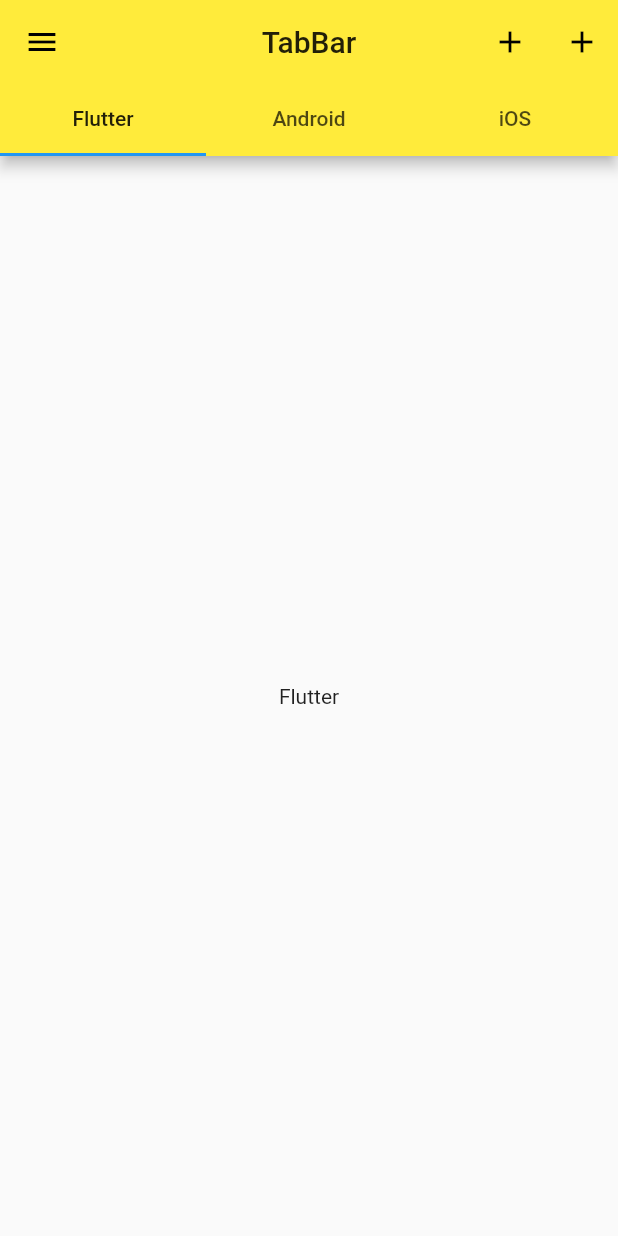
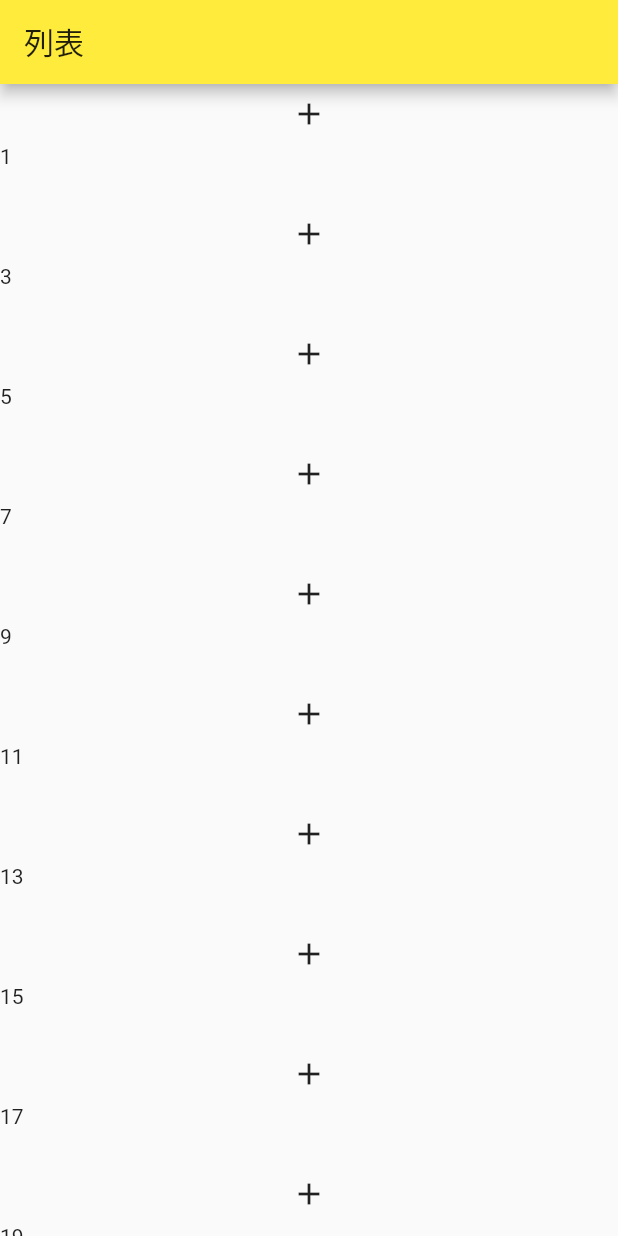
Before and after one commit to abuzzworld/zxx_flutter_1, a Flutter app: the screen it shows after launch, on a phone screen of 412 x 824 dp. Run offline on Flutter 3.47's test engine with Material 2 defaults, Android fonts, the phone set to English and light mode, and no system bars.

Commit message:
feat(location): bottomNavigatorBar、listView

```diff
--- a/lib/main.dart
+++ b/lib/main.dart
@@ -1,9 +1,11 @@
 import 'dart:developer';
 
 import 'package:flutter/material.dart';
+import 'package:zxx_flutter_1/widgets/bottom_navigator.dart';
 import 'package:zxx_flutter_1/widgets/demo_01.dart';
 import 'package:zxx_flutter_1/widgets/demo_02.dart';
 import 'package:zxx_flutter_1/widgets/layout_demo.dart';
+import 'package:zxx_flutter_1/widgets/listview_demo.dart';
 import 'package:zxx_flutter_1/widgets/page_demo.dart';
 
 void main() {
@@ -25,10 +27,12 @@
         "/": (context) => LoginPage(), // 不用 initialRoute 初始路由的话  “/” 是默认主页
         "layout": (context) => LayoutDemo(),
         "page": (context) => PageDemo(),
+        "bottomNavi": (context) => BottomNavigatorBarDemo(),
+        "listView": (context) => ListViewDemo(),
         // "menu": (context) => MenuPage(),
       },
       // initialRoute: "layout", // (初始路由)重置主页
-      initialRoute: "page", // (初始路由)重置主页
+      initialRoute: "listView", // (初始路由)重置主页
 
       // 路由拦截
       onGenerateRoute: (settings) {
--- /dev/null
+++ b/lib/widgets/listview_demo.dart
@@ -0,0 +1,95 @@
+import 'package:flutter/material.dart';
+
+class ListViewDemo extends StatefulWidget {
+  const ListViewDemo({Key? key}) : super(key: key);
+
+  @override
+  _ListViewDemoState createState() => _ListViewDemoState();
+}
+
+class _ListViewDemoState extends State<ListViewDemo> {
+  var list = <int>[];
+  ScrollController? _controller;
+  var _showButton = false;
+  @override
+  void initState() {
+    // TODO: implement initState
+    for (var i = 0; i < 100; i++) {
+      list.add(i);
+    }
+    _controller = ScrollController();
+    _controller?.addListener(() {
+      if ((_controller?.offset ?? 0) >= 500 && _showButton == false) {
+        setState(() {
+          _showButton = true;
+        });
+      } else if ((_controller?.offset ?? 0) < 500 && _showButton == true) {
+        setState(() {
+          _showButton = false;
+        });
+      }
+      print(_controller);
+    });
+  }
+
+  @override
+  void dispose() {
+    // TODO: implement dispose
+    super.dispose();
+    _controller?.dispose();
+  }
+
+  @override
+  Widget build(BuildContext context) {
+    return Scaffold(
+      appBar: AppBar(
+        title: Text("列表"),
+      ),
+      floatingActionButton: _showButton
+          ? FloatingActionButton(
+              child: Icon(Icons.add),
+              onPressed: () {
+                // 点击返回顶部
+                _controller?.animateTo(
+                  0,
+                  duration: Duration(milliseconds: 200),
+                  curve: Curves.bounceIn,
+                );
+              },
+            )
+          : null,
+      // 加进度条
+      body: Scrollbar(
+        // child: RefreshIndicator(
+        //   child: ListView(
+        //     children: list.map((e) => Text(e.toString())).toList(),
+        //     // shrinkWrap: true,
+        //     // reverse: true,
+        //     itemExtent: 50, // 高度
+        //   ),
+        //   onRefresh: _pullRefresh,
+        // ),
+
+        child: ListView.builder(
+          // 方向
+          // scrollDirection: Axis.horizontal,
+          itemBuilder: (BuildContext context, int index) {
+            if (index % 2 == 0) {
+              return Icon(Icons.add);
+            }
+            return Text(list[index].toString());
+          },
+          itemExtent: 40,
+          itemCount: list.length,
+          controller: _controller,
+        ),
+      ),
+    );
+  }
+
+  Future<void> _pullRefresh() async {
+    await Future.delayed(Duration(seconds: 3), () {
+      print("123");
+    });
+  }
+}
```
Also changed, not shown: lib/widgets/bottom_navigator.dart (added, +59 -0 lines).
